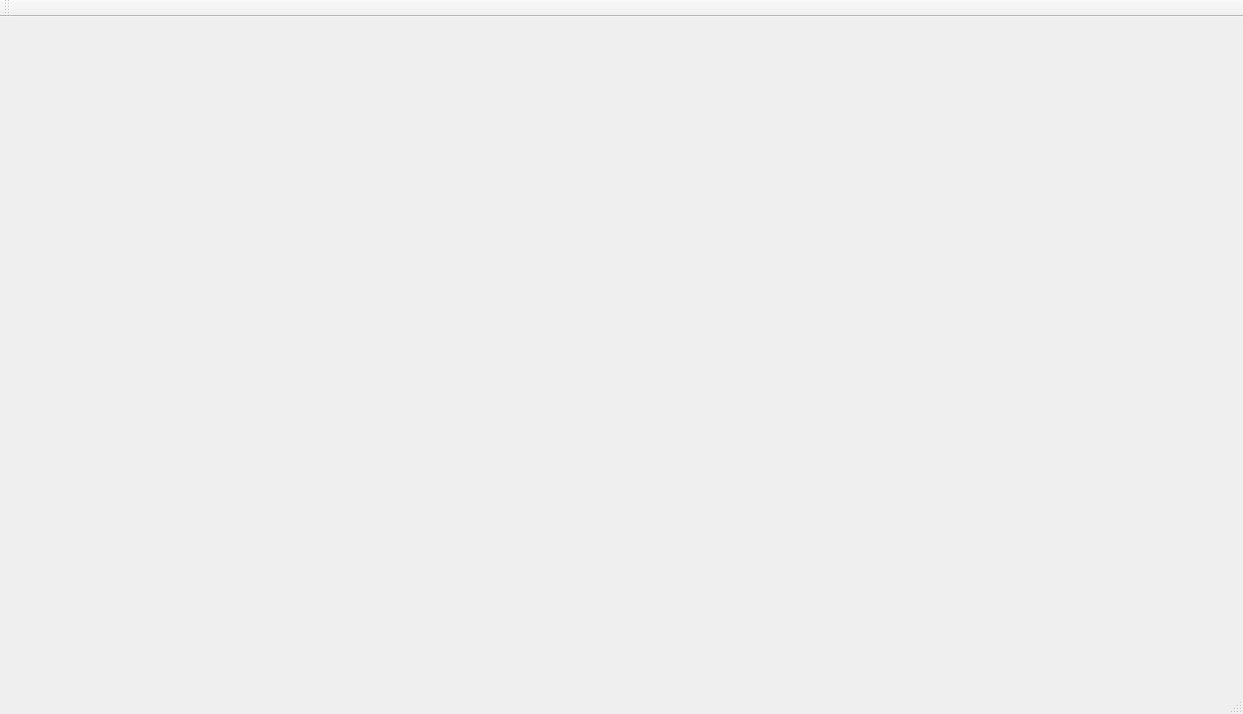
First picture: the form in hosts/materialeditor/mainwindow.ui, repository ndoxx/wcore, before the edit.
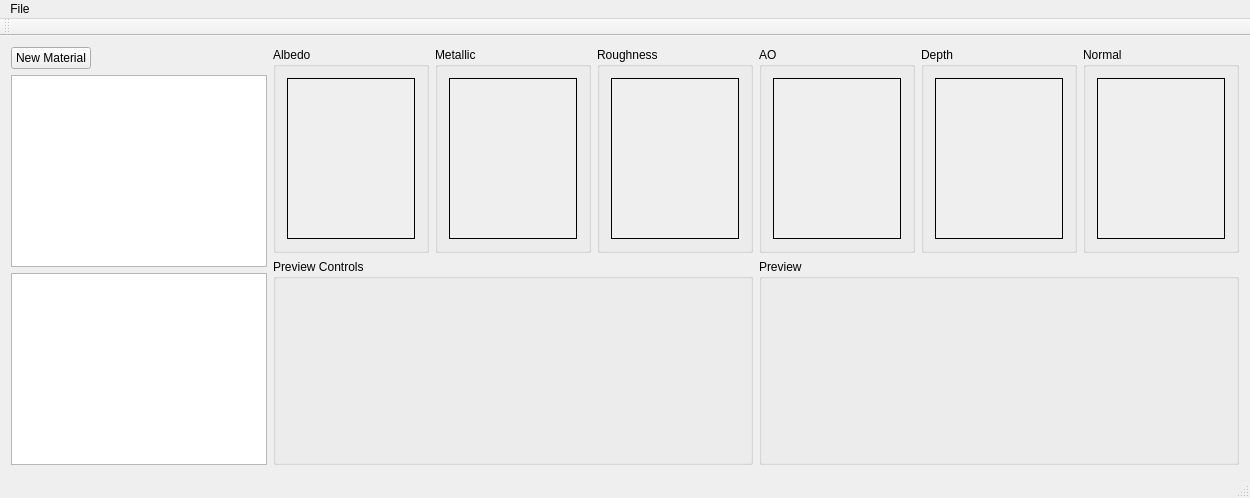
Second picture: the form after the edit. Custom widgets are drawn as their Qt base class.

Commit message: material editor: working on droplabels

Diff of the .ui file:
```diff
--- a/hosts/materialeditor/mainwindow.ui
+++ b/hosts/materialeditor/mainwindow.ui
@@ -2,27 +2,303 @@
 <ui version="4.0">
  <class>MainWindow</class>
  <widget class="QMainWindow" name="MainWindow">
-  <property name="geometry">
-   <rect>
-    <x>0</x>
-    <y>0</y>
-    <width>1243</width>
-    <height>714</height>
-   </rect>
-  </property>
   <property name="windowTitle">
    <string>MainWindow</string>
   </property>
-  <widget class="QWidget" name="centralWidget"/>
+  <widget class="QWidget" name="centralWidget">
+   <property name="sizePolicy">
+    <sizepolicy hsizetype="Preferred" vsizetype="Preferred">
+     <horstretch>0</horstretch>
+     <verstretch>0</verstretch>
+    </sizepolicy>
+   </property>
+   <layout class="QHBoxLayout" name="horizontalLayout" stretch="0,1">
+    <item>
+     <layout class="QVBoxLayout" name="verticalLayout_2">
+      <item>
+       <widget class="QPushButton" name="newMatButton">
+        <property name="sizePolicy">
+         <sizepolicy hsizetype="Fixed" vsizetype="Fixed">
+          <horstretch>0</horstretch>
+          <verstretch>0</verstretch>
+         </sizepolicy>
+        </property>
+        <property name="text">
+         <string>New Material</string>
+        </property>
+       </widget>
+      </item>
+      <item>
+       <widget class="QListView" name="listView"/>
+      </item>
+      <item>
+       <widget class="QTreeView" name="dirHierarchy">
+        <property name="dragEnabled">
+         <bool>true</bool>
+        </property>
+        <property name="dragDropMode">
+         <enum>QAbstractItemView::DragOnly</enum>
+        </property>
+        <property name="animated">
+         <bool>true</bool>
+        </property>
+       </widget>
+      </item>
+     </layout>
+    </item>
+    <item>
+     <layout class="QVBoxLayout" name="verticalLayout_4">
+      <item>
+       <layout class="QHBoxLayout" name="horizontalLayout_2">
+        <item>
+         <widget class="QGroupBox" name="groupBox_3">
+          <property name="title">
+           <string>Albedo</string>
+          </property>
+          <layout class="QVBoxLayout" name="verticalLayout_5">
+           <item>
+            <widget class="DropLabel" name="albedoImage">
+             <property name="sizePolicy">
+              <sizepolicy hsizetype="Preferred" vsizetype="Preferred">
+               <horstretch>0</horstretch>
+               <verstretch>0</verstretch>
+              </sizepolicy>
+             </property>
+             <property name="minimumSize">
+              <size>
+               <width>128</width>
+               <height>128</height>
+              </size>
+             </property>
+             <property name="autoFillBackground">
+              <bool>true</bool>
+             </property>
+             <property name="frameShape">
+              <enum>QFrame::Box</enum>
+             </property>
+             <property name="text">
+              <string/>
+             </property>
+             <property name="scaledContents">
+              <bool>false</bool>
+             </property>
+            </widget>
+           </item>
+          </layout>
+         </widget>
+        </item>
+        <item>
+         <widget class="QGroupBox" name="groupBox_4">
+          <property name="title">
+           <string>Metallic</string>
+          </property>
+          <layout class="QVBoxLayout" name="verticalLayout_6">
+           <item>
+            <widget class="DropLabel" name="metallicImage">
+             <property name="sizePolicy">
+              <sizepolicy hsizetype="Preferred" vsizetype="Preferred">
+               <horstretch>0</horstretch>
+               <verstretch>0</verstretch>
+              </sizepolicy>
+             </property>
+             <property name="minimumSize">
+              <size>
+               <width>128</width>
+               <height>128</height>
+              </size>
+             </property>
+             <property name="autoFillBackground">
+              <bool>true</bool>
+             </property>
+             <property name="frameShape">
+              <enum>QFrame::Box</enum>
+             </property>
+             <property name="text">
+              <string/>
+             </property>
+            </widget>
+           </item>
+          </layout>
+         </widget>
+        </item>
+        <item>
+         <widget class="QGroupBox" name="groupBox_5">
+          <property name="title">
+           <string>Roughness</string>
+          </property>
+          <layout class="QVBoxLayout" name="verticalLayout_7">
+           <item>
+            <widget class="DropLabel" name="roughnessImage">
+             <property name="sizePolicy">
+              <sizepolicy hsizetype="Preferred" vsizetype="Preferred">
+               <horstretch>0</horstretch>
+               <verstretch>0</verstretch>
+              </sizepolicy>
+             </property>
+             <property name="minimumSize">
+              <size>
+               <width>128</width>
+               <height>128</height>
+              </size>
+             </property>
+             <property name="autoFillBackground">
+              <bool>true</bool>
+             </property>
+             <property name="frameShape">
+              <enum>QFrame::Box</enum>
+             </property>
+             <property name="text">
+              <string/>
+             </property>
+            </widget>
+           </item>
+          </layout>
+         </widget>
+        </item>
+        <item>
+         <widget class="QGroupBox" name="groupBox_6">
+          <property name="title">
+           <string>AO</string>
+          </property>
+          <layout class="QVBoxLayout" name="verticalLayout_8">
+           <item>
+            <widget class="DropLabel" name="aoImage">
+             <property name="sizePolicy">
+              <sizepolicy hsizetype="Preferred" vsizetype="Preferred">
+               <horstretch>0</horstretch>
+               <verstretch>0</verstretch>
+              </sizepolicy>
+             </property>
+             <property name="minimumSize">
+              <size>
+               <width>128</width>
+               <height>128</height>
+              </size>
+             </property>
+             <property name="autoFillBackground">
+              <bool>true</bool>
+             </property>
+             <property name="frameShape">
+              <enum>QFrame::Box</enum>
+             </property>
+             <property name="text">
+              <string/>
+             </property>
+            </widget>
+           </item>
+          </layout>
+         </widget>
+        </item>
+        <item>
+         <widget class="QGroupBox" name="groupBox_7">
+          <property name="title">
+           <string>Depth</string>
+          </property>
+          <layout class="QVBoxLayout" name="verticalLayout_9">
+           <item>
+            <widget class="DropLabel" name="depthImage">
+             <property name="sizePolicy">
+              <sizepolicy hsizetype="Preferred" vsizetype="Preferred">
+               <horstretch>0</horstretch>
+               <verstretch>0</verstretch>
+              </sizepolicy>
+             </property>
+             <property name="minimumSize">
+              <size>
+               <width>128</width>
+               <height>128</height>
+              </size>
+             </property>
+             <property name="autoFillBackground">
+              <bool>true</bool>
+             </property>
+             <property name="frameShape">
+              <enum>QFrame::Box</enum>
+             </property>
+             <property name="text">
+              <string/>
+             </property>
+            </widget>
+           </item>
+          </layout>
+         </widget>
+        </item>
+        <item>
+         <widget class="QGroupBox" name="groupBox_8">
+          <property name="title">
+           <string>Normal</string>
+          </property>
+          <layout class="QVBoxLayout" name="verticalLayout_10">
+           <item>
+            <widget class="DropLabel" name="normalImage">
+             <property name="sizePolicy">
+              <sizepolicy hsizetype="Preferred" vsizetype="Preferred">
+               <horstretch>0</horstretch>
+               <verstretch>0</verstretch>
+              </sizepolicy>
+             </property>
+             <property name="minimumSize">
+              <size>
+               <width>128</width>
+               <height>128</height>
+              </size>
+             </property>
+             <property name="autoFillBackground">
+              <bool>true</bool>
+             </property>
+             <property name="frameShape">
+              <enum>QFrame::Box</enum>
+             </property>
+             <property name="text">
+              <string/>
+             </property>
+            </widget>
+           </item>
+          </layout>
+         </widget>
+        </item>
+       </layout>
+      </item>
+      <item>
+       <layout class="QHBoxLayout" name="horizontalLayout_3">
+        <item>
+         <widget class="QGroupBox" name="groupBox">
+          <property name="title">
+           <string>Preview Controls</string>
+          </property>
+         </widget>
+        </item>
+        <item>
+         <widget class="QGroupBox" name="groupBox_2">
+          <property name="title">
+           <string>Preview</string>
+          </property>
+         </widget>
+        </item>
+       </layout>
+      </item>
+     </layout>
+    </item>
+   </layout>
+  </widget>
   <widget class="QMenuBar" name="menuBar">
    <property name="geometry">
     <rect>
      <x>0</x>
      <y>0</y>
-     <width>1243</width>
+     <width>1232</width>
      <height>22</height>
     </rect>
    </property>
+   <widget class="QMenu" name="menuWCore_Material_Editor">
+    <property name="title">
+     <string>File</string>
+    </property>
+    <addaction name="actionNew_texture"/>
+    <addaction name="separator"/>
+    <addaction name="actionExit"/>
+   </widget>
+   <addaction name="menuWCore_Material_Editor"/>
   </widget>
   <widget class="QToolBar" name="mainToolBar">
    <attribute name="toolBarArea">
@@ -35,6 +311,13 @@
   <widget class="QStatusBar" name="statusBar"/>
  </widget>
  <layoutdefault spacing="6" margin="11"/>
+ <customwidgets>
+  <customwidget>
+   <class>DropLabel</class>
+   <extends>QLabel</extends>
+   <header>droplabel.h</header>
+  </customwidget>
+ </customwidgets>
  <resources/>
  <connections/>
 </ui>
```
Left out of the diff: 10 changed lines with no effect on the pictures. The commit also changes 10 other files.
